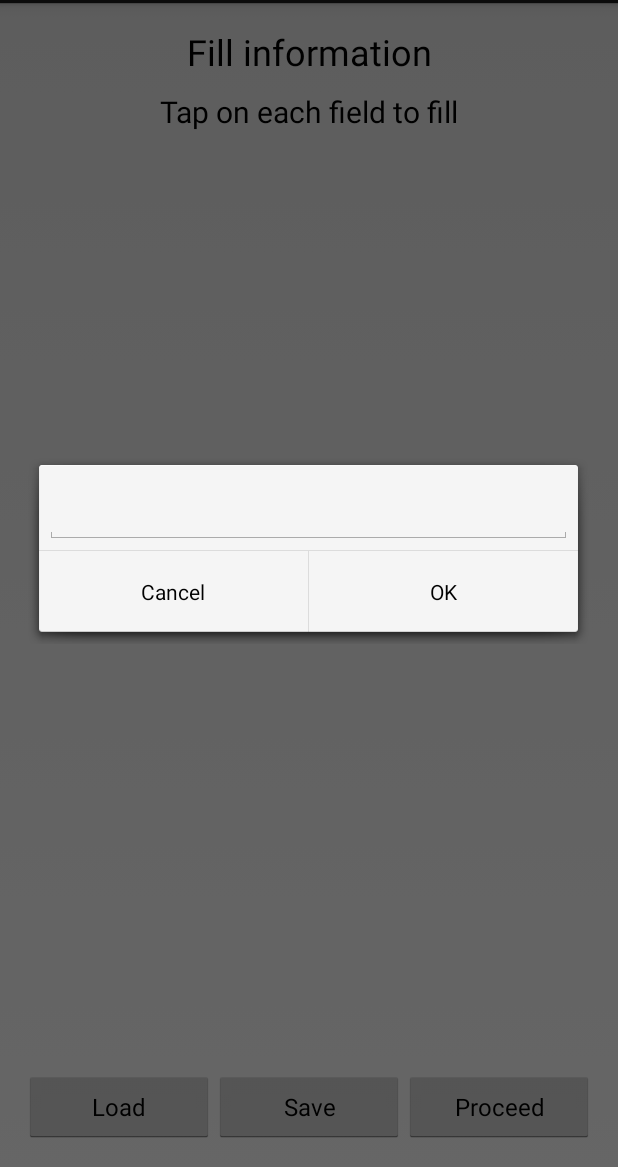
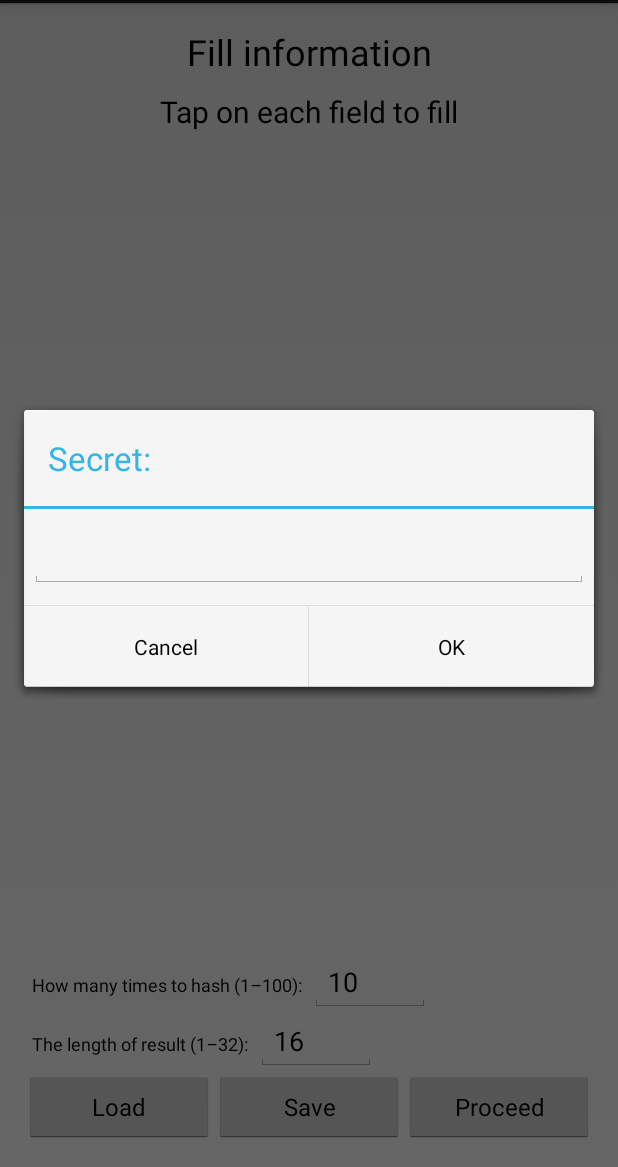
Before and after one commit to logchan/SecurePasswordManager, an Android app: the InformationInputActivity screen opened directly, with no data from a screen before it, after a tap on "Proceed", on a phone screen of 412 x 824 dp, the part 69-1236 px from its top. Run offline under Robolectric (Android 15) with nearby library versions, the phone set to English and light mode, and no system bars; 5 statements that could not run were skipped.

Commit message:
update hashing feature
add time to hash & result length

```diff
--- a/app/src/main/java/hk/ust/ustac/team8/securepasswordmanager/InformationInputActivity.java
+++ b/app/src/main/java/hk/ust/ustac/team8/securepasswordmanager/InformationInputActivity.java
@@ -11,6 +11,7 @@ import android.widget.Button;
 import android.widget.EditText;
 import android.widget.ListView;
 import android.widget.SimpleAdapter;
+import android.widget.TextView;
 import android.widget.Toast;
 
 import java.util.ArrayList;
@@ -51,6 +52,10 @@ public class InformationInputActivity extends Activity implements Button.OnClick
 
     private Button saveBtn;
 
+    private EditText timeToHashED;
+
+    private EditText resultLenED;
+
 
     @Override
     protected void onCreate(Bundle savedInstanceState) {
@@ -65,6 +70,8 @@ public class InformationInputActivity extends Activity implements Button.OnClick
         procBtn = (Button) findViewById(R.id.infoFillProceedBtn);
         loadBtn = (Button) findViewById(R.id.infoFillLoadBtn);
         saveBtn = (Button) findViewById(R.id.infoFillSaveBtn);
+        timeToHashED = (EditText) findViewById(R.id.infoFillTimeToHash);
+        resultLenED = (EditText) findViewById(R.id.infoFillLengthOfResult);
 
         // set listener
         listView.setOnItemClickListener(this);
@@ -153,7 +160,7 @@ public class InformationInputActivity extends Activity implements Button.OnClick
                 break;
             case R.id.infoFillSaveBtn:
                 AndroidUtility.promptForOneInput(this, getString(R.string.info_save_name), lastLoadedInfo,
-                        getString(R.string.info_save_hint), this, "save");
+                        getString(R.string.info_save_hint), this, false, "save");
                 break;
             case R.id.infoFillProceedBtn:
                 doProceed();
@@ -167,7 +174,7 @@ public class InformationInputActivity extends Activity implements Button.OnClick
     public void onItemClick(AdapterView<?> adapterView, View view, int position, long l) {
         HashingSchemeField field = scheme.getField(position);
         AndroidUtility.promptForOneInput(this, field.getName(), field.getValue(), getString(R.string.field_hint),
-                this, "field", position);
+                this, true, "field", position);
     }
 
     @Override
@@ -266,13 +273,39 @@ public class InformationInputActivity extends Activity implements Button.OnClick
     }
 
     private void doProceed() {
-        //TODO: read iterations
-        final int iterations = 1;
+        int timeToHash = 1;
+
+        try {
+            timeToHash = Integer.valueOf(timeToHashED.getText().toString());
+            if (timeToHash <= 0 || timeToHash > 100) {
+                throw new Exception();
+            }
+        }
+        catch (Exception e) {
+            timeToHash = 1;
+        }
+
+        int resultLen = 16;
+
+        try {
+            resultLen = Integer.valueOf(resultLenED.getText().toString());
+            if (resultLen < 0 || resultLen > 32) {
+                throw new Exception();
+            }
+        }
+        catch (Exception e) {
+            resultLen = 16;
+        }
+
+        final int iterations = timeToHash;
+        final int maxResultLen = resultLen;
 
         // prompt for password
         final Activity activity = this;
 
         AlertDialog.Builder builder = new AlertDialog.Builder(this);
+
+        builder.setTitle(getString(R.string.prompt_secret));
 
         final View view = getLayoutInflater().inflate(R.layout.dialog_one_input, null);
         final EditText edit = (EditText)view.findViewById(R.id.dialogInput);
@@ -287,7 +320,18 @@ public class InformationInputActivity extends Activity implements Button.OnClick
                 HashingSchemeProcessor processor = manager.getSchemeProcessor();
                 try {
                     HashingPasswordGenerator generator = processor.getHashingPasswordGeneratorFromScheme(scheme);
-                    manager.getSettings().lastHashingResult = generator.generatePassword(edit.getText().toString(), iterations);
+                    String result = generator.generatePassword(edit.getText().toString(), iterations);
+
+                    if (result.length() > maxResultLen) {
+                        result = result.substring(0, maxResultLen);
+                    }
+
+                    Toast toast = Toast.makeText(getApplicationContext(),
+                            getString(R.string.hashing_status_text).replace("%1", ((Integer)iterations).toString()),
+                            Toast.LENGTH_SHORT);
+                    toast.show();
+
+                    manager.getSettings().lastHashingResult = result;
                     manager.switchActivity(activity, HashingResultActivity.class, ApplicationState.SHOW_HASHING_RESULT);
                 }
                 catch (Exception e) {
--- a/app/src/main/java/hk/ust/ustac/team8/securepasswordmanager/SchemeEditActivity.java
+++ b/app/src/main/java/hk/ust/ustac/team8/securepasswordmanager/SchemeEditActivity.java
@@ -243,11 +243,11 @@ public class SchemeEditActivity extends Activity implements Button.OnClickListen
         switch (position) {
             case 0:
                 AndroidUtility.promptForOneInput(this, getString(R.string.scheme_name),
-                        scheme.getName(), getString(R.string.scheme_name), this, "name");
+                        scheme.getName(), getString(R.string.scheme_name), this, true, "name");
                 break;
             case 1:
                 AndroidUtility.promptForOneInput(this, getString(R.string.scheme_description),
-                        scheme.getDescription(), getString(R.string.scheme_description), this, "description");
+                        scheme.getDescription(), getString(R.string.scheme_description), this, true, "description");
                 break;
             case 2:
                 Toast toast = Toast.makeText(getApplicationContext(), getString(R.string.md5_is_the_only_one), Toast.LENGTH_SHORT);
--- a/app/src/main/java/hk/ust/ustac/team8/securepasswordmanager/SchemeListActivity.java
+++ b/app/src/main/java/hk/ust/ustac/team8/securepasswordmanager/SchemeListActivity.java
@@ -171,7 +171,5 @@ public class SchemeListActivity extends Activity implements Button.OnClickListen
             manager.reloadAllSchemes();
             reloadAllItems();
         }
-
-        Log.i("spm", manager.getSettings().currentState.toString());
     }
 }
--- a/app/src/main/res/layout/activity_information_input.xml
+++ b/app/src/main/res/layout/activity_information_input.xml
@@ -28,11 +28,54 @@
         <LinearLayout
             android:layout_width="match_parent"
             android:layout_height="wrap_content"
-            android:orientation="horizontal"
+            android:orientation="vertical"
             android:layout_alignParentBottom="true"
             android:id="@+id/infoFillBottomLinear"
             >
 
+            <LinearLayout
+                android:layout_width="wrap_content"
+                android:layout_height="wrap_content"
+                android:orientation="horizontal">
+
+                <TextView
+                    style="@style/TextViewTheme"
+                    android:text="@string/how_many_times_to_hash"
+                    />
+
+                <EditText
+                    android:layout_width="80dp"
+                    android:layout_height="wrap_content"
+                    android:text="10"
+                    android:maxLines="1"
+                    android:id="@+id/infoFillTimeToHash"
+                    />
+
+                </LinearLayout>
+
+            <LinearLayout
+                android:layout_width="wrap_content"
+                android:layout_height="wrap_content"
+                android:orientation="horizontal">
+
+                <TextView
+                    style="@style/TextViewTheme"
+                    android:text="@string/length_of_result"
+                    />
+
+                <EditText
+                    android:layout_width="80dp"
+                    android:layout_height="wrap_content"
+                    android:text="16"
+                    android:id="@+id/infoFillLengthOfResult"
+                    />
+
+            </LinearLayout>
+
+            <LinearLayout
+                android:layout_width="match_parent"
+                android:layout_height="wrap_content"
+                android:orientation="horizontal">
                     <Button
                         style="@style/ButtonTheme.Filled"
                         android:text="@string/load_saved_info"
@@ -52,6 +95,7 @@
                         android:text="@string/proceed"
                         android:id="@+id/infoFillProceedBtn"
                         />
+                </LinearLayout>
 
         </LinearLayout>
 
--- a/app/src/main/res/layout/dialog_edit_field.xml
+++ b/app/src/main/res/layout/dialog_edit_field.xml
@@ -7,6 +7,7 @@
     <EditText
         style="@style/DialogEditText"
         android:layout_marginTop="16dp"
+        android:maxLines="1"
         android:hint="@string/field_name"
         android:id="@+id/fieldNameEdit"
         />
@@ -14,6 +15,7 @@
     <EditText
         style="@style/DialogEditText"
         android:layout_marginBottom="16dp"
+        android:maxLines="1"
         android:hint="@string/field_description"
         android:id="@+id/fieldDescEdit"
         />
--- a/app/src/main/res/layout/dialog_one_input.xml
+++ b/app/src/main/res/layout/dialog_one_input.xml
@@ -7,6 +7,7 @@
     <EditText
         style="@style/DialogEditText"
         android:layout_marginTop="16dp"
+        android:maxLines="1"
         android:hint=""
         android:id="@+id/dialogInput"
         />
--- a/app/src/main/res/values/strings.xml
+++ b/app/src/main/res/values/strings.xml
@@ -60,6 +60,10 @@
     <string name="info_save_failed">Error occurred.</string>
     <string name="info_load_success">Information loaded.</string>
     <string name="info_load_failed">Error occurred.</string>
+    <string name="how_many_times_to_hash">How many times to hash (1–100):</string>
+    <string name="length_of_result">The length of result (1–32):</string>
+    <string name="hashing_status_text">Hashed %1 times</string>
+    <string name="prompt_secret">Secret:</string>
 
     <!-- Result Page -->
     <string name="title_activity_hashing_result">Hashing Result</string>
@@ -84,4 +88,5 @@
     <!-- Saved Info Page -->
     <string name="title_activity_list_saved_info">Saved Infomation</string>
     <string name="subtitle_activity_list_saved_info">Scheme:\nTap to view, hold to delete</string>
+
 </resources>
--- a/app/src/main/res/values/styles.xml
+++ b/app/src/main/res/values/styles.xml
@@ -8,6 +8,12 @@
     <style name="AllControlTheme" parent="AppTheme">
         <item name="android:layout_width">wrap_content</item>
         <item name="android:layout_height">wrap_content</item>
+    </style>
+
+    <style name="TextViewTheme" parent="AllControlTheme">
+        <item name="android:textSize">12sp</item>
+        <item name="android:layout_marginLeft">5dp</item>
+        <item name="android:layout_marginRight">5dp</item>
     </style>
 
     <style name="ButtonTheme" parent="AllControlTheme">
```
Also changed, not shown: app/src/main/java/hk/ust/ustac/team8/generalutility/AndroidUtility.java (+5 -2 lines), app/src/main/res/layout/activity_hashing_result.xml (+13 -5 lines). Lines whose indentation alone changed are shown as unchanged.
